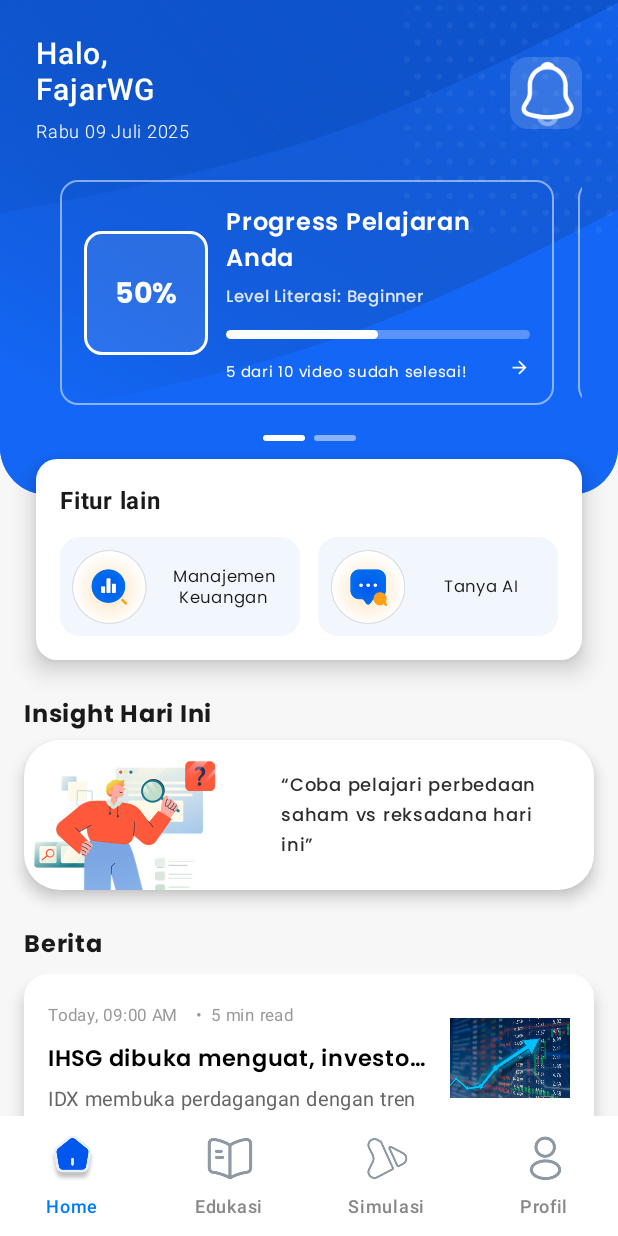
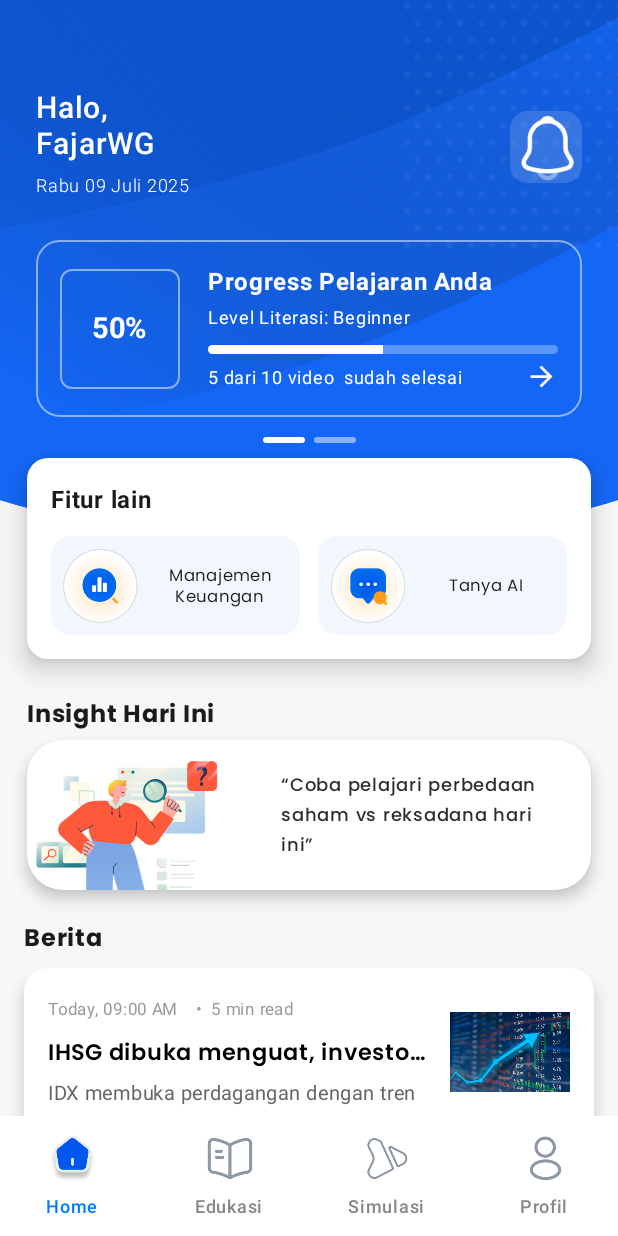
Before and after one commit to gilngns/Lealy-Mobile, an Android app built with Jetpack Compose: the screen it shows after launch (MainActivity), on a phone screen of 412 x 824 dp. Run offline under Robolectric (Android 15) with nearby library versions, the phone set to English and light mode, and no system bars.

Commit message:
perbaiki homepage untuk responsive juga sesuai design

```diff
--- a/app/src/main/java/com/example/lealy/MainActivity.kt
+++ b/app/src/main/java/com/example/lealy/MainActivity.kt
@@ -35,7 +35,7 @@ class MainActivity : ComponentActivity() {
         // ✅ Behavior agar status bar bisa disembunyikan dan muncul saat swipe
         val controller = WindowInsetsControllerCompat(window, window.decorView)
         controller.systemBarsBehavior = WindowInsetsControllerCompat.BEHAVIOR_SHOW_TRANSIENT_BARS_BY_SWIPE
-        controller.hide(WindowInsetsCompat.Type.statusBars())
+//        controller.hide(WindowInsetsCompat.Type.statusBars())
 
         // ✅ Navigation bar tetap putih
         window.navigationBarColor = android.graphics.Color.WHITE
--- a/feature/home/src/main/java/com/example/home/ui/HomeScreen.kt
+++ b/feature/home/src/main/java/com/example/home/ui/HomeScreen.kt
@@ -14,12 +14,14 @@ import androidx.compose.foundation.layout.Spacer
 import androidx.compose.foundation.layout.fillMaxSize
 import androidx.compose.foundation.layout.fillMaxWidth
 import androidx.compose.foundation.layout.height
+import androidx.compose.foundation.layout.heightIn
 import androidx.compose.foundation.layout.offset
 import androidx.compose.foundation.layout.padding
 import androidx.compose.foundation.layout.size
 import androidx.compose.foundation.layout.statusBarsPadding
 import androidx.compose.foundation.layout.systemBarsPadding
 import androidx.compose.foundation.layout.width
+import androidx.compose.foundation.layout.wrapContentHeight
 import androidx.compose.foundation.pager.HorizontalPager
 import androidx.compose.foundation.pager.PageSize
 import androidx.compose.foundation.pager.rememberPagerState
@@ -55,6 +57,7 @@ import com.example.home.ui.components.InsightCard
 import com.example.home.ui.components.ProgressCard
 import com.example.home.ui.components.SimulationPortfolioCard
 import com.example.home.ui.theme.BluePrimary
+import curvedBottomShape
 
 @Composable
 fun HomeScreen() {
@@ -84,8 +87,12 @@ fun HomeScreenContent(
 ) {
     val scrollState = rememberScrollState()
     val pagerState = rememberPagerState(pageCount = { 2 })
-    val screenWidth = LocalConfiguration.current.screenWidthDp.dp
-    val cardWidth = screenWidth * 0.8f
+    val configuration = LocalConfiguration.current
+    val screenWidth = configuration.screenWidthDp.dp
+    val screenHeight = configuration.screenHeightDp.dp
+    val horizontalPadding = 24.dp
+    val cardWidth = screenWidth - (horizontalPadding * 2)
+    val headerHeight = (screenHeight * 0.42f).coerceIn(350.dp, 400.dp)
 
 
     Column(
@@ -99,8 +106,8 @@ fun HomeScreenContent(
         Box(
             modifier = Modifier
                 .fillMaxWidth()
-                .height(330.dp)
-                .clip(RoundedCornerShape(bottomStart = 32.dp, bottomEnd = 32.dp))
+                .height(headerHeight)
+                .clip(curvedBottomShape())
                 .background(BluePrimary)
                 .systemBarsPadding()
         ) {
@@ -114,10 +121,12 @@ fun HomeScreenContent(
             Spacer(modifier = Modifier.height(16.dp))
             Column(
                 modifier = Modifier
-                    .fillMaxSize()
+                    .fillMaxWidth()
+                    .wrapContentHeight()
                     .statusBarsPadding()
-                    .padding(horizontal = 24.dp, vertical = 24.dp)
+                    .padding(horizontal = 24.dp)
             ) {
+                Spacer(modifier = Modifier.height(60.dp))
                 Row(
                     modifier = Modifier.fillMaxWidth(),
                     horizontalArrangement = Arrangement.SpaceBetween,
@@ -164,29 +173,30 @@ fun HomeScreenContent(
                 HorizontalPager(
                     state = pagerState,
                     pageSize = PageSize.Fixed(cardWidth),
-                    pageSpacing = 16.dp,
-                    modifier = Modifier
-                        .fillMaxWidth()
-                        .height(190.dp),
-                    contentPadding = PaddingValues(horizontal = 16.dp)
+                    pageSpacing = 12.dp,
+                    contentPadding = PaddingValues(start = horizontalPadding - 24.dp, end = horizontalPadding),
+                            modifier = Modifier
+                        .wrapContentHeight()
+                        .align(Alignment.CenterHorizontally)
+                        .padding(top = 24.dp, bottom = 13.dp)
                 ) { page ->
+                    val cardModifier = Modifier
+                        .width(cardWidth)
+                        .heightIn(min = 118.dp)
+
                     when (page) {
                         0 -> ProgressCard(
                             progress = progress,
                             current = current,
                             total = total,
                             level = level,
-                            modifier = Modifier
-                                .width(cardWidth)
-                                .height(150.dp)
+                            modifier = cardModifier
                         )
                         1 -> SimulationPortfolioCard(
                             totalAmount = "1.000.000",
                             growthAmount = "150.000",
                             growthPercent = "2.5%",
-                            modifier = Modifier
-                                .width(cardWidth)
-                                .height(150.dp)
+                            modifier = cardModifier
                         )
                     }
                 }
@@ -218,8 +228,8 @@ fun HomeScreenContent(
             elevation = CardDefaults.cardElevation(defaultElevation = 10.dp),
             modifier = Modifier
                 .fillMaxWidth()
-                .offset(y = (-24).dp)
-                .padding(horizontal = 24.dp)
+                .offset(y = (-45).dp) // Tetap naikkan fitur
+                .padding(horizontal = 18.dp)
         ) {
             Column(modifier = Modifier.padding(16.dp)) {
                 Text(
@@ -240,11 +250,12 @@ fun HomeScreenContent(
             }
         }
 
-        // INSIGHT
+        // INSIGHT - ditarik naik agar tidak terlalu jauh
         Column(
             modifier = Modifier
                 .fillMaxWidth()
-                .padding(horizontal = 16.dp)
+                .offset(y = (-20).dp) // Tarik ke atas agar lebih dekat ke fitur
+                .padding(horizontal = 18.dp)
         ) {
             Text(
                 "Insight Hari Ini",
@@ -256,11 +267,10 @@ fun HomeScreenContent(
             Spacer(modifier = Modifier.height(5.dp))
             InsightCard(
                 insight = "Coba pelajari perbedaan saham vs reksadana hari ini",
-                modifier = Modifier.fillMaxWidth()
+                modifier = Modifier
+                    .fillMaxWidth()
             )
         }
-
-        Spacer(modifier = Modifier.height(24.dp))
 
         // BERITA
         Column(modifier = Modifier.padding(horizontal = 16.dp)) {
--- a/feature/home/src/main/java/com/example/home/ui/components/BottomCurvedShape.kt
+++ b/feature/home/src/main/java/com/example/home/ui/components/BottomCurvedShape.kt
@@ -1,20 +1,20 @@
+
 import androidx.compose.foundation.shape.GenericShape
+import androidx.compose.ui.geometry.Size
 import androidx.compose.ui.graphics.Shape
 import androidx.compose.ui.unit.LayoutDirection
-import androidx.compose.ui.geometry.Size
 
 fun curvedBottomShape(): Shape = GenericShape { size: Size, _: LayoutDirection ->
     val width = size.width
     val height = size.height
-    val curveDepth = 50f // kedalaman lengkung, sesuaikan jika ingin lebih datar/curam
+    val curveDepth = 25f
 
     moveTo(0f, 0f)
     lineTo(0f, height - curveDepth)
 
-    // V-style landai dan lebar
     cubicTo(
-        width * 0.25f, height,
-        width * 0.75f, height,
+        width * 0.25f, height + curveDepth,
+        width * 0.75f, height + curveDepth,
         width, height - curveDepth
     )
 
--- a/feature/home/src/main/java/com/example/home/ui/components/ProgressCard.kt
+++ b/feature/home/src/main/java/com/example/home/ui/components/ProgressCard.kt
@@ -1,6 +1,5 @@
 package com.example.home.ui.components
 
-import Poppins
 import androidx.compose.foundation.BorderStroke
 import androidx.compose.foundation.background
 import androidx.compose.foundation.border
@@ -24,7 +23,6 @@ import androidx.compose.material.icons.filled.TrendingUp
 import androidx.compose.material3.Card
 import androidx.compose.material3.CardDefaults
 import androidx.compose.material3.Icon
-import androidx.compose.material3.IconButton
 import androidx.compose.material3.Text
 import androidx.compose.runtime.Composable
 import androidx.compose.ui.Alignment
@@ -32,14 +30,11 @@ import androidx.compose.ui.Modifier
 import androidx.compose.ui.draw.clip
 import androidx.compose.ui.graphics.Color
 import androidx.compose.ui.platform.LocalConfiguration
-import androidx.compose.ui.text.font.Font
-import androidx.compose.ui.text.font.FontFamily
 import androidx.compose.ui.text.font.FontWeight
 import androidx.compose.ui.tooling.preview.Devices
 import androidx.compose.ui.tooling.preview.Preview
 import androidx.compose.ui.unit.dp
 import androidx.compose.ui.unit.sp
-import com.example.home.R
 
 @Composable
 fun ProgressCard(
@@ -52,99 +47,94 @@ fun ProgressCard(
     val configuration = LocalConfiguration.current
     val screenWidth = configuration.screenWidthDp.dp
     val cardHeight = screenWidth * 0.27f
-    val progressBoxSize = screenWidth * 0.2f
+    val progressBoxSize = 80.dp
 
     Card(
-        shape = RoundedCornerShape(12.dp),
+        shape = RoundedCornerShape(16.dp),
+        colors = CardDefaults.cardColors(containerColor = Color.Transparent),
         border = BorderStroke(1.dp, Color.White.copy(alpha = 0.5f)),
-        colors = CardDefaults.cardColors(containerColor = Color.Transparent),
-        modifier = modifier
-            .fillMaxWidth()
-            .height(cardHeight)
+        elevation = CardDefaults.cardElevation(defaultElevation = 0.dp),
+        modifier = modifier.height(cardHeight)
     ) {
         Row(
             modifier = Modifier
-                .padding(16.dp)
-                .fillMaxSize(),
-            verticalAlignment = Alignment.CenterVertically
+                .fillMaxSize()
+                .padding(16.dp),
+            verticalAlignment = Alignment.CenterVertically,
+            horizontalArrangement = Arrangement.spacedBy(1.dp)
         ) {
+            // Kotak kiri (50%)
             Box(
                 modifier = Modifier
                     .size(progressBoxSize)
-                    .background(Color.White.copy(alpha = 0.1f), RoundedCornerShape(12.dp))
-                    .border(2.dp, Color.White, RoundedCornerShape(12.dp)),
+                    .border(1.dp, Color.White.copy(alpha = 0.5f), RoundedCornerShape(8.dp)),
                 contentAlignment = Alignment.Center
             ) {
                 Text(
                     text = "${(progress * 100).toInt()}%",
-                    color = Color.White,
                     fontSize = 19.sp,
-                    fontWeight = FontWeight.SemiBold,
-                    fontFamily = FontFamily(Font(R.font.poppins_bold))
+                    fontWeight = FontWeight.Bold,
+                    color = Color.White
                 )
             }
 
-            Spacer(modifier = Modifier.width(12.dp))
+            Spacer(modifier = Modifier.width(16.dp))
 
+            // Kolom kanan
             Column(modifier = Modifier.weight(1f)) {
                 Text(
-                    "Progress Pelajaran Anda",
-                    color = Color.White,
+                    text = "Progress Pelajaran Anda",
                     fontSize = 16.sp,
-                    fontWeight = FontWeight.SemiBold,
-                    fontFamily = Poppins
+                    fontWeight = FontWeight.Bold,
+                    color = Color.White
                 )
-                Spacer(modifier = Modifier.height(2.dp))
                 Text(
-                    "Level Literasi: $level",
-                    color = Color.White.copy(alpha = 0.85f),
-                    fontSize = 11.sp,
-                    fontWeight = FontWeight.Medium,
-                    fontFamily = Poppins
+                    text = "Level Literasi: $level",
+                    fontSize = 12.sp,
+                    fontWeight = FontWeight.Normal,
+                    color = Color.White
                 )
 
-                Spacer(modifier = Modifier.height(10.dp))
+                Spacer(modifier = Modifier.height(6.dp))
 
                 Box(
                     modifier = Modifier
                         .fillMaxWidth()
                         .height(6.dp)
-                        .clip(RoundedCornerShape(50))
-                        .background(Color.White.copy(alpha = 0.3f))
+                        .clip(RoundedCornerShape(3.dp))
+                        .background(Color.White.copy(alpha = 0.3f)) // Track-nya
                 ) {
                     Box(
                         modifier = Modifier
+                            .fillMaxWidth(fraction = progress)
                             .fillMaxHeight()
-                            .fillMaxWidth(progress.coerceIn(0f, 1f))
-                            .clip(RoundedCornerShape(50))
                             .background(Color.White)
                     )
                 }
 
-                Spacer(modifier = Modifier.height(10.dp))
+                Spacer(modifier = Modifier.height(4.dp))
 
                 Row(
                     modifier = Modifier.fillMaxWidth(),
+                    horizontalArrangement = Arrangement.SpaceBetween,
                     verticalAlignment = Alignment.CenterVertically
                 ) {
                     Text(
-                        "$current dari $total video sudah selesai!",
-                        color = Color.White,
-                        fontSize = 10.sp,
-                        fontFamily = Poppins
+                        text = "$current dari $total video  sudah selesai",
+                        fontSize = 12.sp,
+                        color = Color.White
                     )
-                    Spacer(modifier = Modifier.weight(1f))
                     Icon(
                         imageVector = Icons.Default.ArrowForward,
-                        contentDescription = null,
-                        tint = Color.White,
-                        modifier = Modifier.size(14.dp)
+                        contentDescription = "Next",
+                        tint = Color.White
                     )
                 }
             }
         }
     }
 }
+
 
 @Composable
 fun SimulationPortfolioCard(
@@ -153,24 +143,20 @@ fun SimulationPortfolioCard(
     growthPercent: String,
     modifier: Modifier = Modifier
 ) {
-    val configuration = LocalConfiguration.current
-    val screenWidth = configuration.screenWidthDp.dp
-    val cardHeight = screenWidth * 0.27f
-
     Card(
-        shape = RoundedCornerShape(12.dp),
-        border = BorderStroke(1.dp, Color.White.copy(alpha = 0.5f)),
+        shape = RoundedCornerShape(16.dp),
+        border = BorderStroke(1.dp, Color.White.copy(alpha = 0.6f)),
         colors = CardDefaults.cardColors(containerColor = Color.Transparent),
         modifier = modifier
             .fillMaxWidth()
-            .height(cardHeight)
+            .height(100.dp) // Tinggi tetap
     ) {
         Row(
             modifier = Modifier
-                .padding(16.dp)
-                .fillMaxSize(),
-            horizontalArrangement = Arrangement.SpaceBetween,
-            verticalAlignment = Alignment.CenterVertically
+                .fillMaxSize()
+                .padding(horizontal = 16.dp, vertical = 12.dp),
+            verticalAlignment = Alignment.Top,
+            horizontalArrangement = Arrangement.SpaceBetween
         ) {
             Column(
                 modifier = Modifier.weight(1f)
@@ -178,9 +164,9 @@ fun SimulationPortfolioCard(
                 Text(
                     text = "Total Simulation Portfolio",
                     fontSize = 12.sp,
-                    color = Color.White.copy(alpha = 0.8f)
+                    color = Color.White.copy(alpha = 0.85f)
                 )
-                Spacer(modifier = Modifier.height(4.dp))
+                Spacer(modifier = Modifier.height(6.dp))
                 Text(
                     text = "Rp $totalAmount",
                     fontSize = 20.sp,
@@ -188,15 +174,16 @@ fun SimulationPortfolioCard(
                     color = Color.White
                 )
                 Spacer(modifier = Modifier.height(8.dp))
-                Box(
+                Row(
                     modifier = Modifier
-                        .background(Color(0xFFDCF5EC), shape = RoundedCornerShape(6.dp))
-                        .padding(horizontal = 8.dp, vertical = 4.dp)
+                        .clip(RoundedCornerShape(6.dp))
+                        .background(Color(0xFFDCF5EC))
+                        .padding(horizontal = 8.dp, vertical = 4.dp),
+                    verticalAlignment = Alignment.CenterVertically
                 ) {
-                    Row(verticalAlignment = Alignment.CenterVertically) {
                     Icon(
                         imageVector = Icons.Default.TrendingUp,
-                            contentDescription = "Up",
+                        contentDescription = null,
                         tint = Color(0xFF12B76A),
                         modifier = Modifier.size(14.dp)
                     )
@@ -209,23 +196,35 @@ fun SimulationPortfolioCard(
                     )
                 }
             }
-            }
 
-            IconButton(
-                onClick = { /* TODO */ },
+            Column(
                 modifier = Modifier
-                    .size(36.dp)
-                    .border(1.dp, Color.White.copy(alpha = 0.5f), shape = RoundedCornerShape(10.dp))
+                    .padding(top = 0.dp, end = 4.dp),
+                verticalArrangement = Arrangement.Top,
+                horizontalAlignment = Alignment.End
+            ) {
+                Box(
+                    modifier = Modifier
+                        .size(40.dp) // Ini hanya mengatur ukuran kotak border-nya
+                        .border(
+                            width = 1.dp,
+                            color = Color.White.copy(alpha = 0.6f),
+                            shape = RoundedCornerShape(6.dp)
+                        ),
+                    contentAlignment = Alignment.Center
                 ) {
                     Icon(
                         imageVector = Icons.Default.ChevronRight,
                         contentDescription = "Next",
-                    tint = Color.White.copy(alpha = 0.9f)
+                        tint = Color.White.copy(alpha = 0.95f),
+                        modifier = Modifier.size(20.dp) // Ukuran icon bebas
                     )
                 }
             }
         }
     }
+}
+
 
 @Preview(
     showBackground = true,
```
Lines whose indentation alone changed are shown as unchanged.
